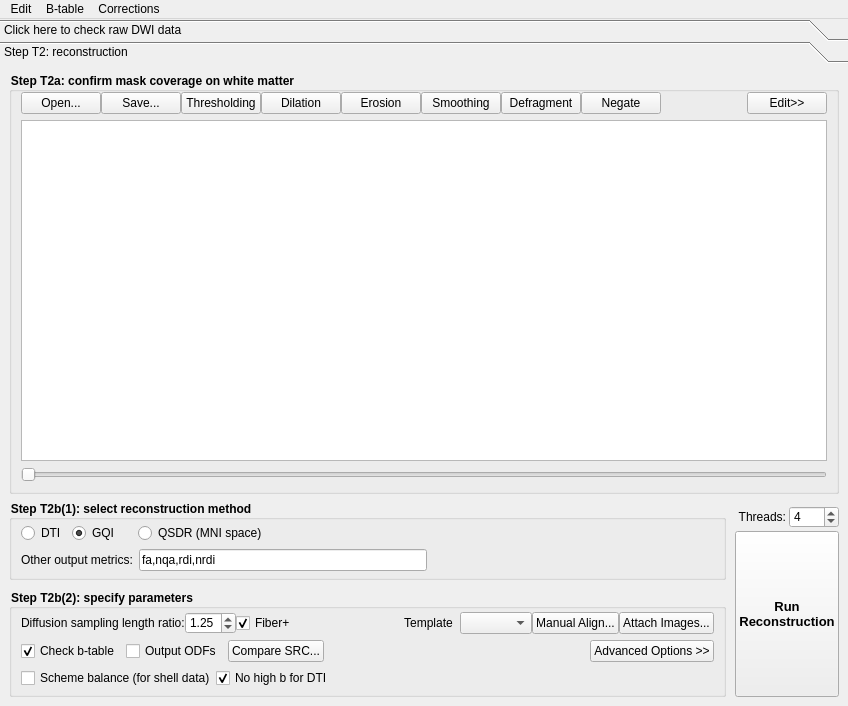
Old version of the form reconstruction/reconstruction_window.ui in the repository frankyeh/DSI-Studio.
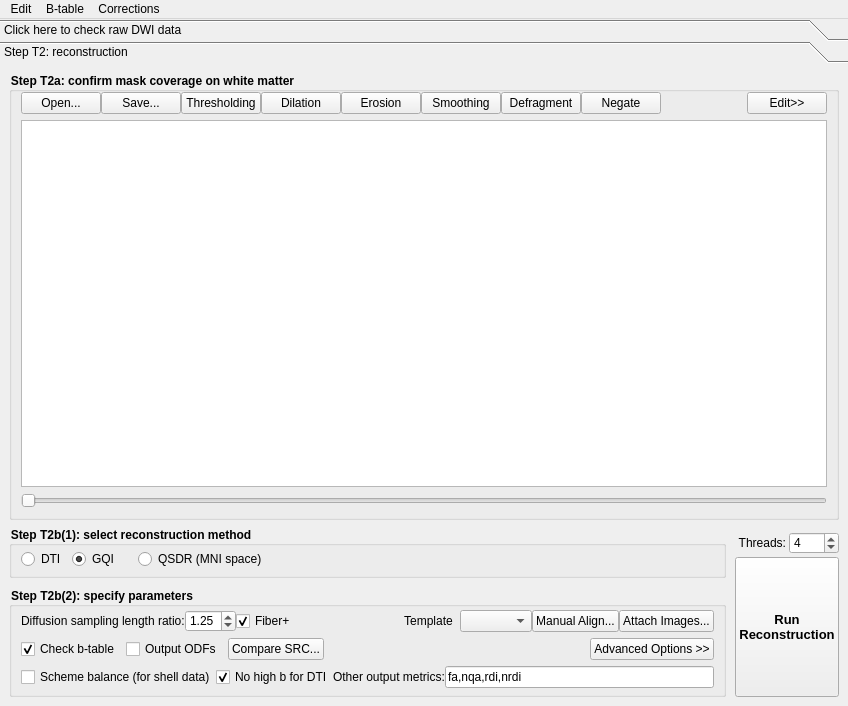
New version of the form. Icons and pictures are not drawn.

Commit message: [rec] update rec interface

Diff of the .ui file:
```diff
--- a/reconstruction/reconstruction_window.ui
+++ b/reconstruction/reconstruction_window.ui
@@ -635,43 +635,6 @@
                  </item>
                 </layout>
                </item>
-               <item>
-                <layout class="QHBoxLayout" name="horizontalLayout">
-                 <property name="topMargin">
-                  <number>0</number>
-                 </property>
-                 <item>
-                  <widget class="QLabel" name="label">
-                   <property name="toolTip">
-                    <string>&lt;html&gt;&lt;head/&gt;&lt;body&gt;&lt;p&gt;e.g., fa,md,ad,rd,tensor,helix,gfa,nqa,rdi,nrdi,jdet,mapping, or 'all' for all metrics&lt;/p&gt;&lt;/body&gt;&lt;/html&gt;</string>
-                   </property>
-                   <property name="text">
-                    <string>Other output metrics:</string>
-                   </property>
-                  </widget>
-                 </item>
-                 <item>
-                  <widget class="QLineEdit" name="other_output">
-                   <property name="text">
-                    <string>fa,nqa,rdi,nrdi</string>
-                   </property>
-                  </widget>
-                 </item>
-                 <item>
-                  <spacer name="horizontalSpacer_3">
-                   <property name="orientation">
-                    <enum>Qt::Horizontal</enum>
-                   </property>
-                   <property name="sizeHint" stdset="0">
-                    <size>
-                     <width>40</width>
-                     <height>20</height>
-                    </size>
-                   </property>
-                  </spacer>
-                 </item>
-                </layout>
-               </item>
               </layout>
              </widget>
             </item>
@@ -935,17 +898,21 @@
                      </widget>
                     </item>
                     <item>
-                     <spacer name="horizontalSpacer">
-                      <property name="orientation">
-                       <enum>Qt::Horizontal</enum>
+                     <widget class="QLabel" name="label">
+                      <property name="toolTip">
+                       <string>&lt;html&gt;&lt;head/&gt;&lt;body&gt;&lt;p&gt;e.g., fa,md,ad,rd,tensor,helix,gfa,nqa,rdi,nrdi,jdet,mapping, or 'all' for all metrics&lt;/p&gt;&lt;/body&gt;&lt;/html&gt;</string>
                       </property>
-                      <property name="sizeHint" stdset="0">
-                       <size>
-                        <width>40</width>
-                        <height>20</height>
-                       </size>
+                      <property name="text">
+                       <string>Other output metrics:</string>
                       </property>
-                     </spacer>
+                     </widget>
+                    </item>
+                    <item>
+                     <widget class="QLineEdit" name="other_output">
+                      <property name="text">
+                       <string>fa,nqa,rdi,nrdi</string>
+                      </property>
+                     </widget>
                     </item>
                    </layout>
                   </item>
```
The commit also changes 1 other file.
